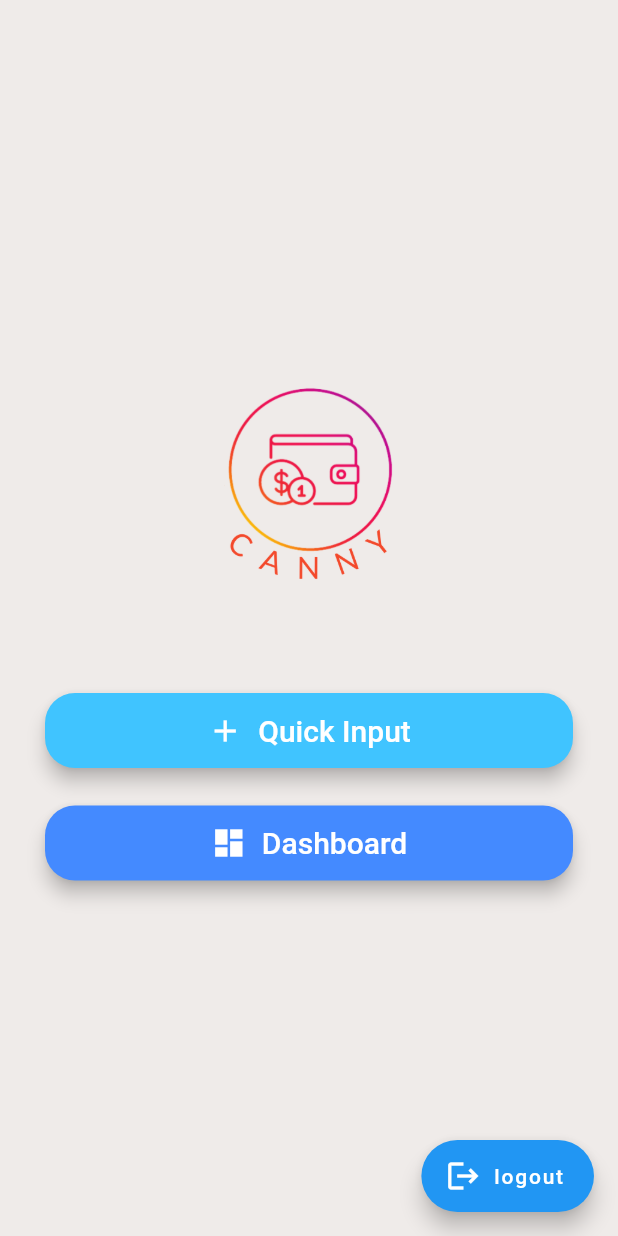
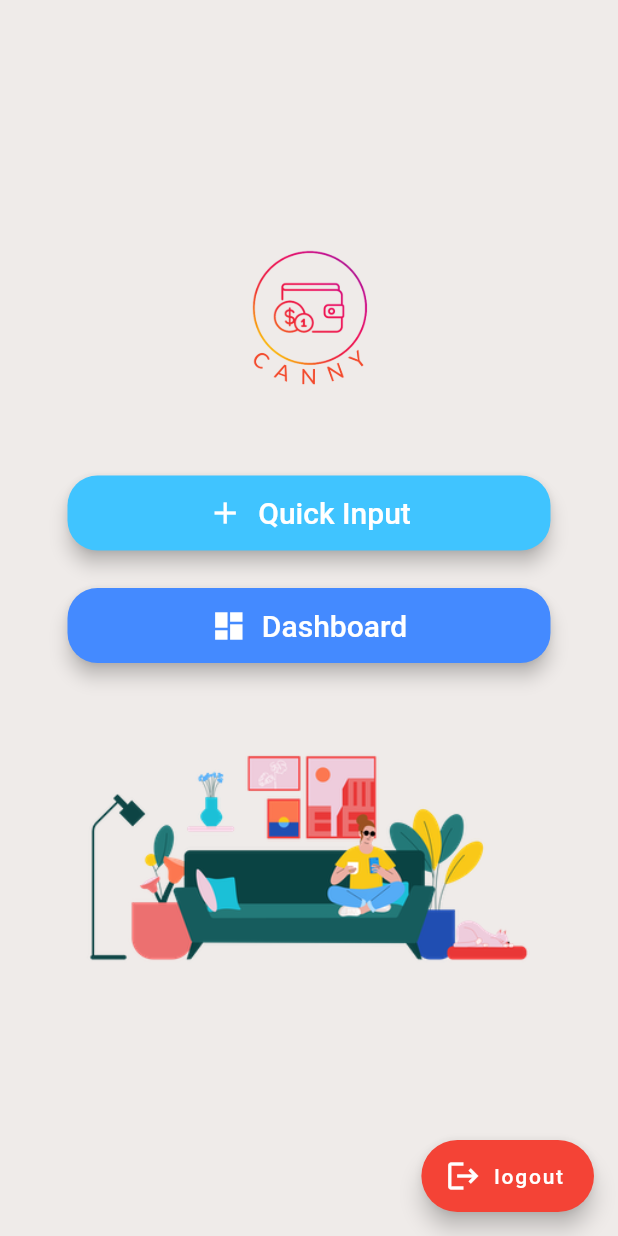
Before and after one commit to rooflikespiggy/Canny, a Flutter app: the screen it shows once a user with an empty profile is signed in, on a phone screen of 412 x 824 dp. Run offline on Flutter 3.47's test engine with Material 2 defaults, Android fonts, the phone set to English and light mode, and no system bars; our stand-ins replace email_validator, firebase_auth, firebase_core; accounts and stored records are empty.

Commit message:
edited function screen

```diff
--- a/lib/Screens/Home/function_screen.dart
+++ b/lib/Screens/Home/function_screen.dart
@@ -16,7 +16,7 @@ class _FunctionScreenState extends State<FunctionScreen> {
     return Scaffold(
       backgroundColor: Colors.brown[50],
       body: Padding(
-        padding: EdgeInsets.symmetric(horizontal: 30.0),
+        padding: EdgeInsets.symmetric(horizontal: 45.0),
         child: Column(
           mainAxisAlignment: MainAxisAlignment.center,
           crossAxisAlignment: CrossAxisAlignment.stretch,
@@ -25,7 +25,7 @@ class _FunctionScreenState extends State<FunctionScreen> {
               tag: 'logo',
               child: Container(
                 child: Image.asset('styles/images/logo-2.png'),
-                height: 200.0,
+                height: 140.0,
               ),
             ),
             SizedBox(
@@ -98,6 +98,16 @@ class _FunctionScreenState extends State<FunctionScreen> {
                 ],
               ),
             ),
+            SizedBox(
+              height: 30.0,
+            ),
+            Hero(
+              tag: 'picture',
+              child: Container(
+                child: Image.asset('styles/images/stayathome.png'),
+                height: 200.0,
+              ),
+            ),
           ],
         ),
       ),
@@ -107,6 +117,7 @@ class _FunctionScreenState extends State<FunctionScreen> {
           },
           label: Text("logout"),
           icon: Icon(Icons.logout),
+          backgroundColor: Colors.red,
       ),
     );
   }
```
Also changed, not shown: styles/images/stayathome.png (added).
